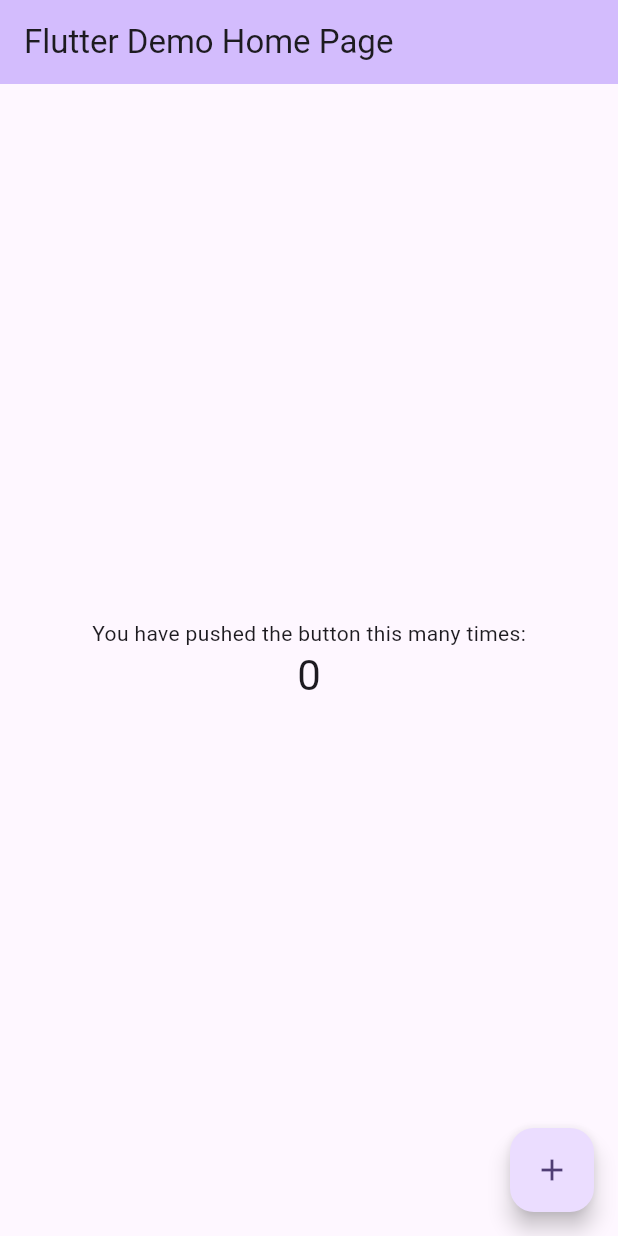
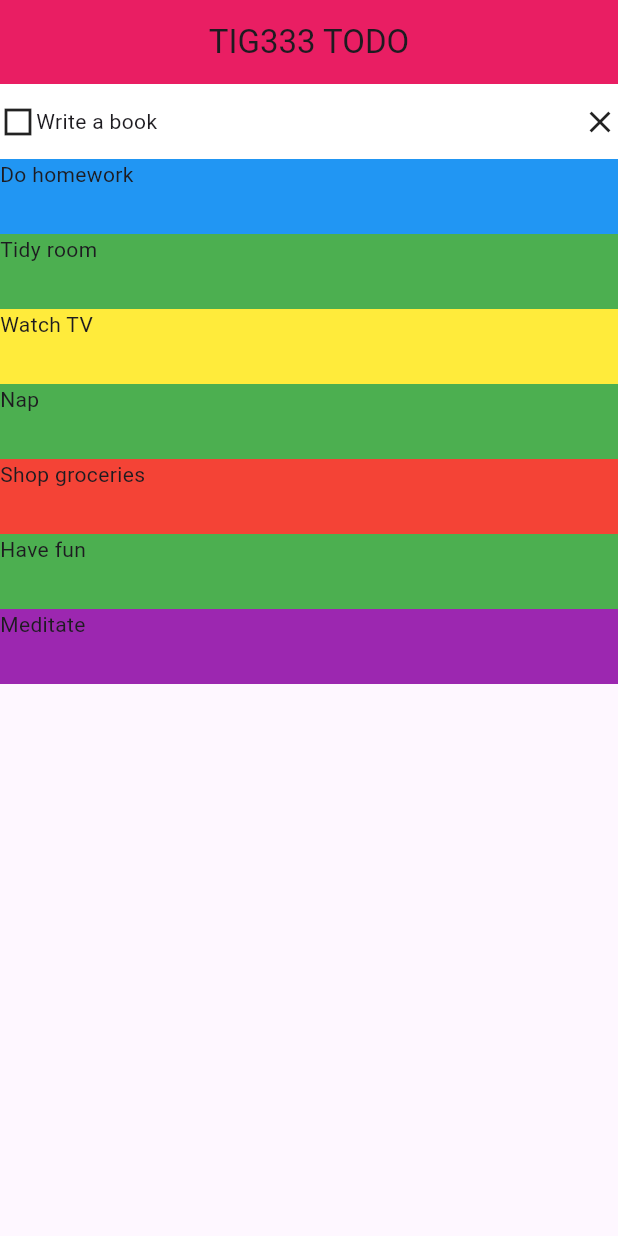
Before and after one commit to gu-tig333-ht25/guslunjofv, a Flutter app: the screen it shows after launch, on a phone screen of 412 x 824 dp. Run offline on Flutter 3.47's test engine with Material 3 defaults, Android fonts, the phone set to English and light mode, and no system bars.

Commit message:
grundläggande layout
rader med text och ikoner

```diff
--- a/lib/main.dart
+++ b/lib/main.dart
@@ -6,118 +6,63 @@ void main() {
 
 class MyApp extends StatelessWidget {
   MyApp({super.key});
-   // Hejsan, detta är ett test
   // This widget is the root of your application.
   @override
   Widget build(BuildContext context) {
     return MaterialApp(
-      title: 'Flutter Demo',
+      title: 'TODO assignment',
       theme: ThemeData(
-        // This is the theme of your application.
-        //
-        // TRY THIS: Try running your application with "flutter run". You'll see
-        // the application has a purple toolbar. Then, without quitting the app,
-        // try changing the seedColor in the colorScheme below to Colors.green
-        // and then invoke "hot reload" (save your changes or press the "hot
-        // reload" button in a Flutter-supported IDE, or press "r" if you used
-        // the command line to start the app).
-        //
-        // Notice that the counter didn't reset back to zero; the application
-        // state is not lost during the reload. To reset the state, use hot
-        // restart instead.
-        //
-        // This works for code too, not just values: Most code changes can be
-        // tested with just a hot reload.
         colorScheme: ColorScheme.fromSeed(seedColor: Colors.deepPurple),
         useMaterial3: true,
       ),
-      home: MyHomePage(title: 'Flutter Demo Home Page'),
+     home: MyHomePage(title: 'assignment',)
     );
   }
 }
 
-class MyHomePage extends StatefulWidget {
+class MyHomePage extends StatelessWidget {
+  final String title;
+
   MyHomePage({super.key, required this.title});
 
-  // This widget is the home page of your application. It is stateful, meaning
-  // that it has a State object (defined below) that contains fields that affect
-  // how it looks.
-
-  // This class is the configuration for the state. It holds the values (in this
-  // case the title) provided by the parent (in this case the App widget) and
-  // used by the build method of the State. Fields in a Widget subclass are
-  // always marked "final".
-
-  final String title;
-
-  @override
-  State<MyHomePage> createState() => _MyHomePageState();
-}
-
-class _MyHomePageState extends State<MyHomePage> {
-  int _counter = 0;
-
-  void _incrementCounter() {
-    setState(() {
-      // This call to setState tells the Flutter framework that something has
-      // changed in this State, which causes it to rerun the build method below
-      // so that the display can reflect the updated values. If we changed
-      // _counter without calling setState(), then the build method would not be
-      // called again, and so nothing would appear to happen.
-      _counter++;
-    });
-  }
 
   @override
   Widget build(BuildContext context) {
-    // This method is rerun every time setState is called, for instance as done
-    // by the _incrementCounter method above.
-    //
-    // The Flutter framework has been optimized to make rerunning build methods
-    // fast, so that you can just rebuild anything that needs updating rather
-    // than having to individually change instances of widgets.
     return Scaffold(
       appBar: AppBar(
-        // TRY THIS: Try changing the color here to a specific color (to
-        // Colors.amber, perhaps?) and trigger a hot reload to see the AppBar
-        // change color while the other colors stay the same.
-        backgroundColor: Theme.of(context).colorScheme.inversePrimary,
-        // Here we take the value from the MyHomePage object that was created by
-        // the App.build method, and use it to set our appbar title.
-        title: Text(widget.title),
+        backgroundColor: Colors.pink,
+        title: Center(child: Text('TIG333 TODO')),
       ),
       body: Center(
-        // Center is a layout widget. It takes a single child and positions it
-        // in the middle of the parent.
         child: Column(
-          // Column is also a layout widget. It takes a list of children and
-          // arranges them vertically. By default, it sizes itself to fit its
-          // children horizontally, and tries to be as tall as its parent.
-          //
-          // Column has various properties to control how it sizes itself and
-          // how it positions its children. Here we use mainAxisAlignment to
-          // center the children vertically; the main axis here is the vertical
-          // axis because Columns are vertical (the cross axis would be
-          // horizontal).
-          //
-          // TRY THIS: Invoke "debug painting" (choose the "Toggle Debug Paint"
-          // action in the IDE, or press "p" in the console), to see the
-          // wireframe for each widget.
-          mainAxisAlignment: MainAxisAlignment.center,
-          children: <Widget>[
-            Text('You have pushed the button this many times:'),
-            Text(
-              '$_counter',
-              style: Theme.of(context).textTheme.headlineMedium,
-            ),
+          crossAxisAlignment: CrossAxisAlignment.stretch,
+          children: [
+            Container(height: 50, color: Colors.white,
+            child: Row(
+              children: [
+                Icon(Icons.square_outlined),
+                Text('Write a book'),
+                Spacer(),
+                Icon(Icons.close)
+              ],
+            ),),
+            Container(height: 50, color: Colors.blue,
+            child: Text('Do homework'),),
+            Container(height: 50, color: Colors.green,
+            child: Text('Tidy room'),),
+            Container(height: 50, color: Colors.yellow,
+            child: Text('Watch TV'),),
+            Container(height: 50, color: Colors.green,
+            child: Text('Nap'),),
+            Container(height: 50, color: Colors.red,
+            child: Text('Shop groceries'),),
+            Container(height: 50, color: Colors.green,
+            child: Text('Have fun'),),
+            Container(height: 50, color: Colors.purple,
+            child: Text('Meditate'),)
           ],
         ),
       ),
-      floatingActionButton: FloatingActionButton(
-        onPressed: _incrementCounter,
-        tooltip: 'Increment',
-        child: Icon(Icons.add),
-      ), // This trailing comma makes auto-formatting nicer for build methods.
-    );
+          );
   }
 }
```
